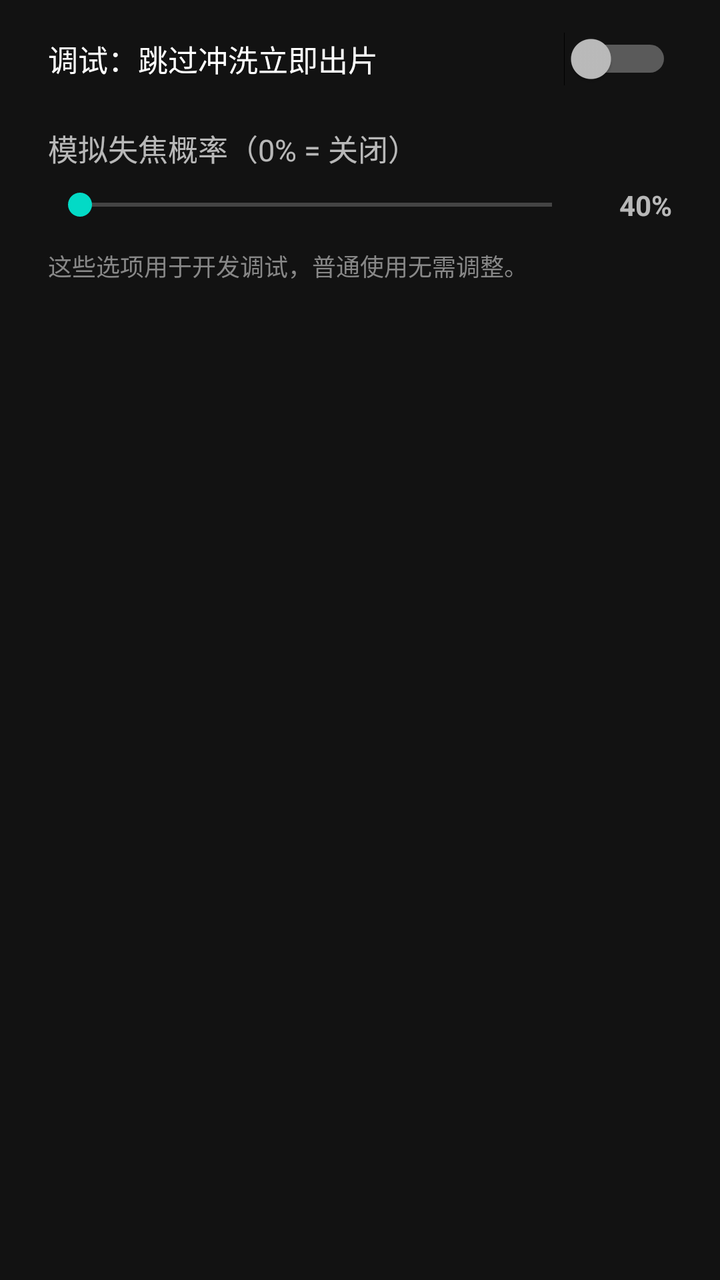
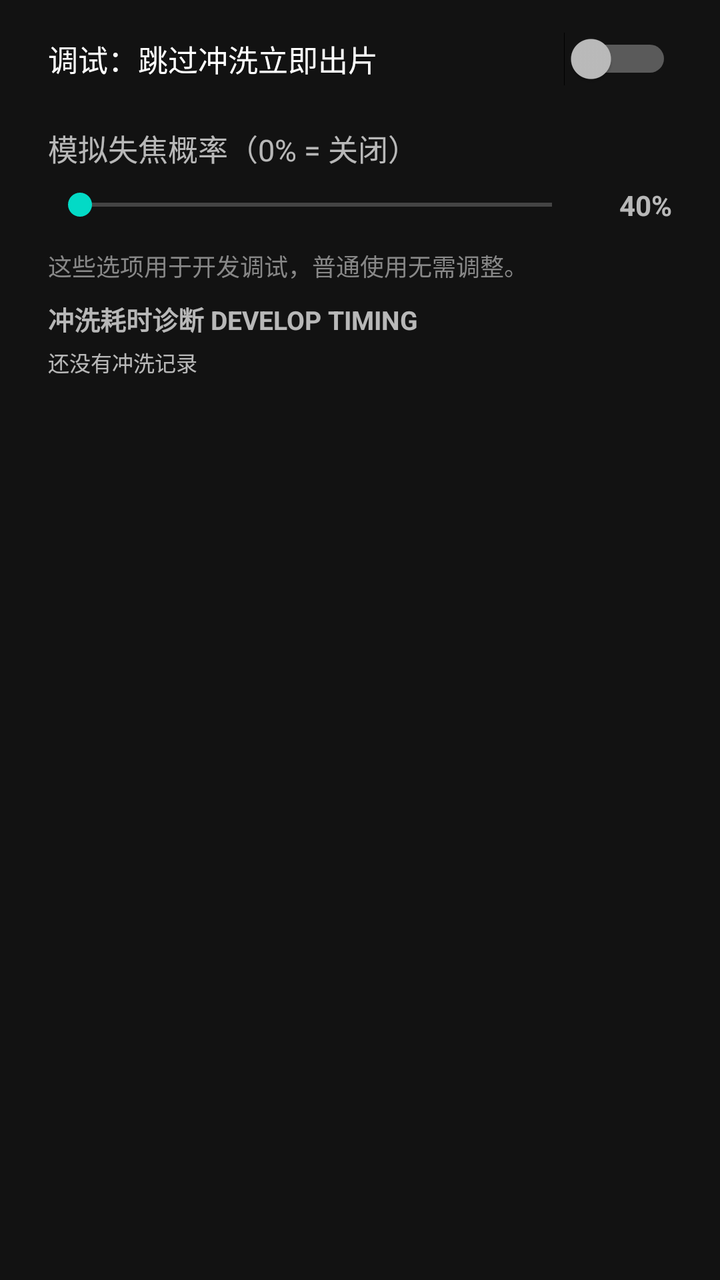

The first picture is an Android layout as it rendered before a commit; the second is the same layout after the commit. The layout source and the unified diff follow.
<!-- AndroidManifest.xml: application theme Theme.FilmCam -->
<!-- res/layout/dialog_hidden_settings.xml -->
<?xml version="1.0" encoding="utf-8"?>
<LinearLayout xmlns:android="http://schemas.android.com/apk/res/android"
    android:layout_width="match_parent"
    android:layout_height="wrap_content"
    android:orientation="vertical"
    android:paddingStart="24dp"
    android:paddingEnd="24dp"
    android:paddingTop="16dp">

    <Switch
        android:id="@+id/swSkipDevelop"
        android:layout_width="match_parent"
        android:layout_height="wrap_content"
        android:text="@string/main_debug_skip_develop"
        android:textSize="15sp" />

    <TextView
        android:layout_width="match_parent"
        android:layout_height="wrap_content"
        android:layout_marginTop="20dp"
        android:text="@string/main_debug_softfocus_prob"
        android:textSize="15sp" />

    <LinearLayout
        android:layout_width="match_parent"
        android:layout_height="wrap_content"
        android:orientation="horizontal"
        android:gravity="center_vertical"
        android:layout_marginTop="8dp">

        <SeekBar
            android:id="@+id/sbSoftFocusProb"
            android:layout_width="0dp"
            android:layout_height="wrap_content"
            android:layout_weight="1" />

        <TextView
            android:id="@+id/tvSoftFocusProb"
            android:layout_width="44dp"
            android:layout_height="wrap_content"
            android:gravity="end"
            android:text="40%"
            android:textSize="14sp"
            android:textStyle="bold" />
    </LinearLayout>

    <TextView
        android:layout_width="match_parent"
        android:layout_height="wrap_content"
        android:layout_marginTop="12dp"
        android:layout_marginBottom="8dp"
        android:text="@string/main_debug_note"
        android:textColor="#888"
        android:textSize="12sp" />
</LinearLayout>
<!-- resources referenced by this layout -->
<resources>
  <string name="main_debug_note">这些选项用于开发调试，普通使用无需调整。</string>
  <string name="main_debug_skip_develop">调试：跳过冲洗立即出片</string>
  <string name="main_debug_softfocus_prob">模拟失焦概率（0% = 关闭）</string>
  <style name="Theme.FilmCam" parent="Theme.MaterialComponents.NoActionBar">
          <item name="android:statusBarColor">#000000</item>
          <item name="android:navigationBarColor">#000000</item>
      </style>
</resources>

<!-- the commit's change to res/layout/dialog_hidden_settings.xml (unified diff, before → after) -->
@@ -52,4 +52,22 @@
         android:text="@string/main_debug_note"
         android:textColor="#888"
         android:textSize="12sp" />
+
+    
+    <TextView
+        android:layout_width="match_parent"
+        android:layout_height="wrap_content"
+        android:layout_marginBottom="4dp"
+        android:text="@string/hidden_diag_title"
+        android:textStyle="bold"
+        android:textSize="13sp" />
+
+    <TextView
+        android:id="@+id/tvDiag"
+        android:layout_width="match_parent"
+        android:layout_height="wrap_content"
+        android:layout_marginBottom="10dp"
+        android:fontFamily="monospace"
+        android:text="@string/hidden_diag_none"
+        android:textSize="10.5sp" />
 </LinearLayout>
<!-- resource entries referenced after the edit -->
@@ -1,5 +1,7 @@
 <!-- resources referenced by this layout -->
 <resources>
+  <string name="hidden_diag_none">还没有冲洗记录</string>
+  <string name="hidden_diag_title">冲洗耗时诊断 DEVELOP TIMING</string>
   <string name="main_debug_note">这些选项用于开发调试，普通使用无需调整。</string>
   <string name="main_debug_skip_develop">调试：跳过冲洗立即出片</string>
   <string name="main_debug_softfocus_prob">模拟失焦概率（0% = 关闭）</string>
